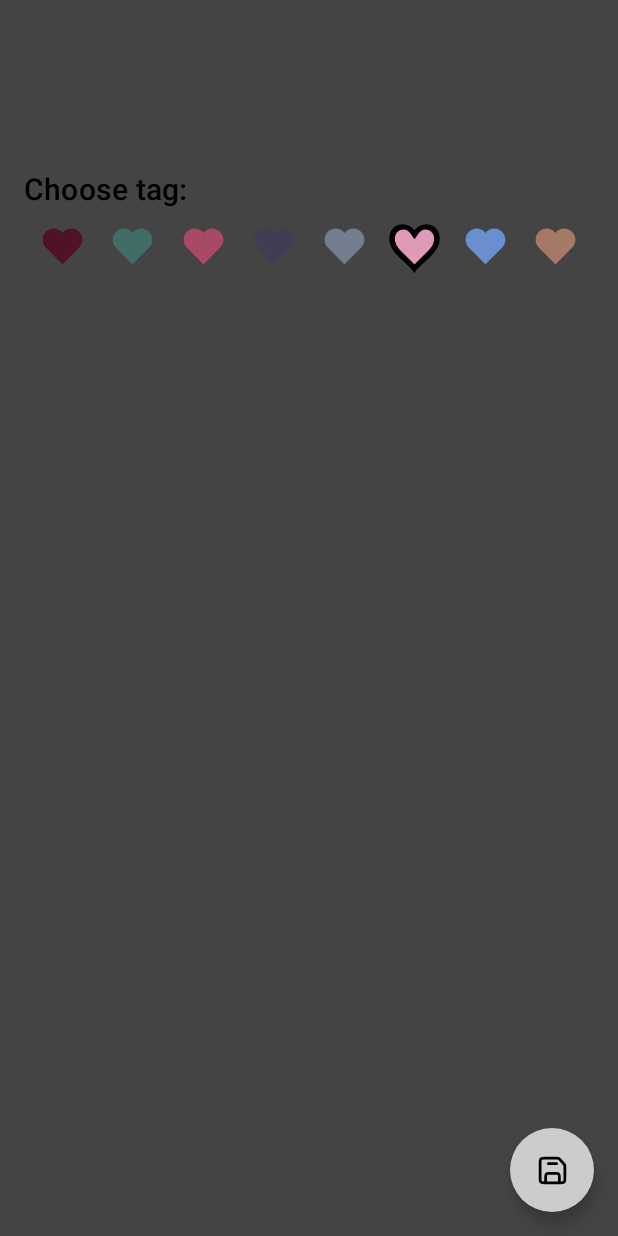
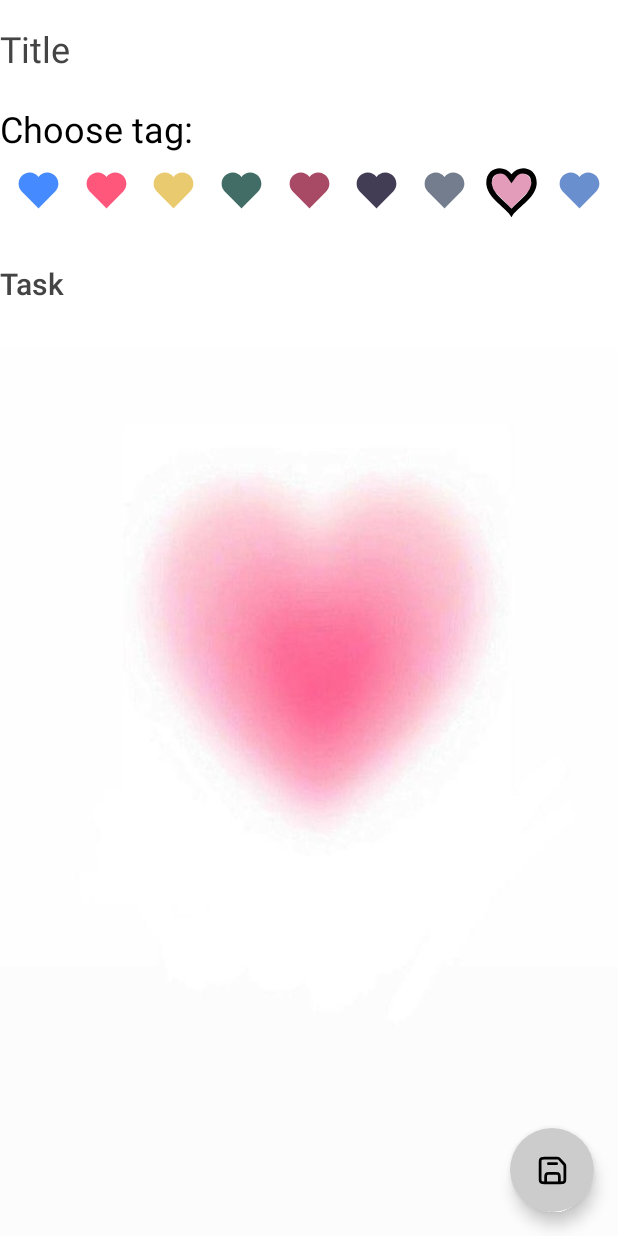
Before and after one commit to xdrenn/dotApp, an Android app built with Jetpack Compose: the screen it shows after launch (MainActivity), after a tap on "Add task", on a phone screen of 412 x 824 dp. Run offline under Robolectric (Android 15) with nearby library versions, the phone set to English and light mode, and no system bars; our stand-ins replace Dagger/Hilt's generated code, Room's generated code.

Commit message:
Minor changes

```diff
--- a/app/src/main/java/com/example/dot/MainActivity.kt
+++ b/app/src/main/java/com/example/dot/MainActivity.kt
@@ -54,8 +54,6 @@ class MainActivity : ComponentActivity() {
                                 }
                             )
                         ) {
-                            val color = it.arguments?.getInt("taskColor") ?: -1
-
                             AddEditScreen(navController = navController)
                         }
                     }
--- a/app/src/main/java/com/example/dot/ui/components/TransperentTextField.kt
+++ b/app/src/main/java/com/example/dot/ui/components/TransperentTextField.kt
@@ -12,7 +12,7 @@ import androidx.compose.ui.graphics.Color
 import androidx.compose.ui.text.TextStyle
 
 @Composable
-fun TransperentTextField (
+fun TransparentTextField (
     text: String,
     hint: String,
     modifier: Modifier = Modifier,
--- a/app/src/main/java/com/example/dot/ui/screens/AddEditScreen.kt
+++ b/app/src/main/java/com/example/dot/ui/screens/AddEditScreen.kt
@@ -1,32 +1,28 @@
 package com.example.dot.ui.screens
 
 import android.annotation.SuppressLint
-import androidx.compose.animation.Animatable
-import androidx.compose.foundation.Image
-import androidx.compose.foundation.background
 import androidx.compose.foundation.border
 import androidx.compose.foundation.clickable
 import androidx.compose.foundation.layout.*
 import androidx.compose.foundation.shape.GenericShape
 import androidx.compose.material.*
-import androidx.compose.material.icons.Icons
-import androidx.compose.material.icons.filled.Add
 import androidx.compose.runtime.Composable
 import androidx.compose.runtime.LaunchedEffect
-import androidx.compose.runtime.remember
 import androidx.compose.runtime.rememberCoroutineScope
 import androidx.compose.ui.Modifier
+import androidx.compose.ui.draw.paint
 import androidx.compose.ui.geometry.Size
 import androidx.compose.ui.graphics.Color
 import androidx.compose.ui.graphics.Path
 import androidx.compose.ui.graphics.toArgb
+import androidx.compose.ui.layout.ContentScale
 import androidx.compose.ui.res.painterResource
 import androidx.compose.ui.text.style.TextOverflow
 import androidx.compose.ui.unit.dp
 import androidx.hilt.navigation.compose.hiltViewModel
 import androidx.navigation.NavController
 import com.example.dot.R
-import com.example.dot.ui.components.TransperentTextField
+import com.example.dot.ui.components.TransparentTextField
 import com.example.events.AddEditEvent
 import com.example.models.Task
 import com.example.viewModel.AddEditViewModel
@@ -79,12 +75,11 @@ fun AddEditScreen(
         Column(
             modifier = Modifier
                 .fillMaxSize()
-                .background(Color.DarkGray)
-                .padding(16.dp)
+                .paint(painterResource(id = R.drawable.background2), contentScale = ContentScale.FillBounds)
         ) {
 
-                Spacer(modifier = Modifier.height(16.dp))
-            TransperentTextField(
+                Spacer(modifier = Modifier.height(20.dp))
+            TransparentTextField(
                 text = titleState.text,
                 hint = titleState.hint,
                 onValueChange = {
@@ -98,24 +93,10 @@ fun AddEditScreen(
                 textStyle = MaterialTheme.typography.h5,
             )
 
-            Spacer(modifier = Modifier.height(16.dp))
-            TransperentTextField(
-                text = descriptionState.text,
-                hint = descriptionState.hint,
-                onValueChange = {
-                    viewModel.onEvent(AddEditEvent.EnterTask(it))
-                },
-                onFocusChange = {
-                    viewModel.onEvent(AddEditEvent.ChangeTaskFocus(it))
-                },
-                isHintVisible = descriptionState.isHintVisible,
-                singleLine = true,
-                textStyle = MaterialTheme.typography.body1
-            )
-            Spacer(modifier = Modifier.height(20.dp))
+            Spacer(modifier = Modifier.height(25.dp))
             Text(
                 text = "Choose tag:",
-                style = MaterialTheme.typography.h6,
+                style = MaterialTheme.typography.h5,
                 color = Color.Black,
                 overflow = TextOverflow.Ellipsis)
 
@@ -154,6 +135,19 @@ fun AddEditScreen(
                     }
                 }
             }
+            Spacer(modifier = Modifier.height(25.dp))
+            TransparentTextField(
+                text = descriptionState.text,
+                hint = descriptionState.hint,
+                onValueChange = {
+                    viewModel.onEvent(AddEditEvent.EnterTask(it))
+                },
+                onFocusChange = {
+                    viewModel.onEvent(AddEditEvent.ChangeTaskFocus(it))
+                },
+                isHintVisible = descriptionState.isHintVisible,
+                textStyle = MaterialTheme.typography.h6
+            )
         }
     }
 }
--- a/app/src/main/java/com/example/dot/ui/screens/TasksScreen.kt
+++ b/app/src/main/java/com/example/dot/ui/screens/TasksScreen.kt
@@ -13,7 +13,9 @@ import androidx.compose.runtime.Composable
 import androidx.compose.runtime.rememberCoroutineScope
 import androidx.compose.ui.Alignment
 import androidx.compose.ui.Modifier
+import androidx.compose.ui.draw.paint
 import androidx.compose.ui.graphics.Color
+import androidx.compose.ui.layout.ContentScale
 import androidx.compose.ui.res.painterResource
 import androidx.compose.ui.tooling.preview.Preview
 import androidx.compose.ui.unit.dp
@@ -44,7 +46,7 @@ fun TasksScreen(
         floatingActionButton = {
             FloatingActionButton(
                 onClick = {
-                          navController?.navigate(Screen.AddEditScreen.route)
+                    navController.navigate(Screen.AddEditScreen.route)
                 },
                 backgroundColor = Color.LightGray
 
@@ -62,7 +64,7 @@ fun TasksScreen(
         Column(
             modifier = Modifier
                 .fillMaxSize()
-                .padding(16.dp)
+                .paint(painterResource(id = R.drawable.background),  contentScale = ContentScale.FillBounds)
         ) {
             Row(
                 modifier = Modifier.fillMaxWidth(),
@@ -104,8 +106,10 @@ fun TasksScreen(
                         modifier = Modifier
                             .fillMaxWidth()
                             .clickable {
-                                navController?.navigate(Screen.AddEditScreen.route +
-                                "?taskId={taskId}&taskColor={taskColor}")
+                                navController.navigate(
+                                    Screen.AddEditScreen.route +
+                                            "?taskId={taskId}&taskColor={taskColor}"
+                                )
                             },
 
                         onDelete = {
--- a/app/src/main/java/com/example/dot/ui/theme/Color.kt
+++ b/app/src/main/java/com/example/dot/ui/theme/Color.kt
@@ -12,6 +12,4 @@ val Gray = Color(0xFF4C515A)
 val LightGray = Color(0xFF747D8D)
 val Pink = Color(0xFFA84A65)
 val Green = Color(0xFF416D66)
-val DarkRed =  Color(0xFF501228)
-val Sand = Color(0xFFA57965)
 val DarkPurple =  Color(0xFF423C55)
--- a/app/src/main/java/com/example/models/Task.kt
+++ b/app/src/main/java/com/example/models/Task.kt
@@ -20,7 +20,7 @@ data class Task(
         get() = DateFormat.getDateTimeInstance().format(date)
 
     companion object {
-        val taskColors = listOf(DarkRed, Green, Pink, DarkPurple, LightGray, LightPink, LightBlue, Sand)
+        val taskColors = listOf(Blue, Coral, Yellow, Green, Pink, DarkPurple, LightGray, LightPink, LightBlue)
     }
 }
 
--- a/app/src/main/java/com/example/use_cases/TaskUseCases.kt
+++ b/app/src/main/java/com/example/use_cases/TaskUseCases.kt
@@ -5,6 +5,4 @@ class TaskUseCases (
     val getTask: GetTaskUseCase,
     val deleteTask: DeleteTaskUseCase,
     val addTask: AddTaskUseCase,
-
-){
-}
+)
--- a/app/src/main/java/com/example/viewModel/AddEditViewModel.kt
+++ b/app/src/main/java/com/example/viewModel/AddEditViewModel.kt
@@ -34,7 +34,7 @@ class AddEditViewModel @Inject constructor(
     ))
     val taskDescription: State<TaskTextState> = _taskDescription
 
-    private val _tagColor  = mutableStateOf<Int>(Task.taskColors.random().toArgb())
+    private val _tagColor  = mutableStateOf(Task.taskColors.random().toArgb())
     val tagColor: State<Int> = _tagColor
 
     private val _eventFlow = MutableSharedFlow<UIEvent>()
--- a/app/src/main/res/values/themes.xml
+++ b/app/src/main/res/values/themes.xml
@@ -2,7 +2,8 @@
 <resources>
 
     <style name="Theme.Dot" parent="android:Theme.Material.Light.NoActionBar">
-        <item name="android:statusBarColor">@color/dark_gray</item>
+        <item name="android:statusBarColor">@color/white</item>
+        <item name="android:windowFullscreen">true</item>
 
     </style>
 </resources>
```
Also changed, not shown: app/src/main/java/com/example/dot/ui/components/TaskItem.kt (+12 -24 lines), app/src/main/res/drawable-v24/background.jpg, app/src/main/res/drawable-v24/background2.jpg (added).
